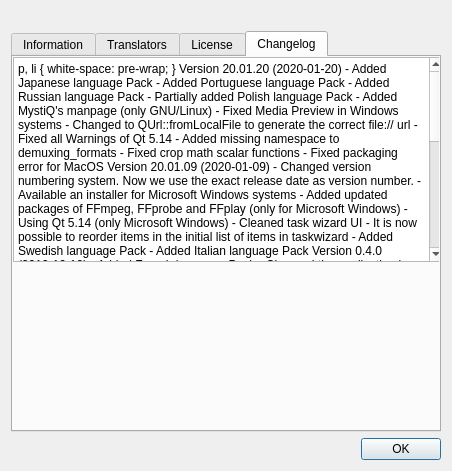
swl-x/MystiQ, file ui/aboutdialog.ui: the form before one commit.
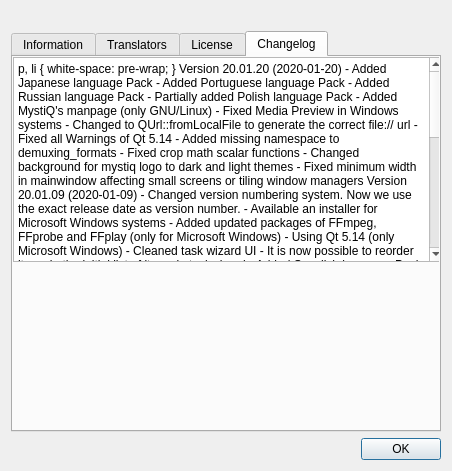
The form after the commit. The open tabs and pages were chosen to show the change. Icons and pictures are not drawn.

Commit message: Fixing background About logo. Fixing minimun width in mainwindow. Closed #35. Closed #34

Patch:
```diff
--- a/ui/aboutdialog.ui
+++ b/ui/aboutdialog.ui
@@ -271,7 +271,8 @@
 &lt;p style=&quot; margin-top:0px; margin-bottom:0px; margin-left:0px; margin-right:0px; -qt-block-indent:0; text-indent:0px;&quot;&gt;&lt;span style=&quot; font-family:'Fira Sans';&quot;&gt; - Fixed all Warnings of Qt 5.14&lt;/span&gt;&lt;/p&gt;
 &lt;p style=&quot; margin-top:0px; margin-bottom:0px; margin-left:0px; margin-right:0px; -qt-block-indent:0; text-indent:0px;&quot;&gt;&lt;span style=&quot; font-family:'Fira Sans';&quot;&gt; - Added missing namespace to demuxing_formats&lt;/span&gt;&lt;/p&gt;
 &lt;p style=&quot; margin-top:0px; margin-bottom:0px; margin-left:0px; margin-right:0px; -qt-block-indent:0; text-indent:0px;&quot;&gt;&lt;span style=&quot; font-family:'Fira Sans';&quot;&gt; - Fixed crop math scalar functions&lt;/span&gt;&lt;/p&gt;
-&lt;p style=&quot; margin-top:0px; margin-bottom:0px; margin-left:0px; margin-right:0px; -qt-block-indent:0; text-indent:0px;&quot;&gt;&lt;span style=&quot; font-family:'Fira Sans';&quot;&gt; - Fixed packaging error for MacOS&lt;/span&gt;&lt;/p&gt;
+&lt;p style=&quot; margin-top:0px; margin-bottom:0px; margin-left:0px; margin-right:0px; -qt-block-indent:0; text-indent:0px;&quot;&gt;&lt;span style=&quot; font-family:'Fira Sans';&quot;&gt; - Changed background for mystiq logo to dark and light themes&lt;/span&gt;&lt;/p&gt;
+&lt;p style=&quot; margin-top:0px; margin-bottom:0px; margin-left:0px; margin-right:0px; -qt-block-indent:0; text-indent:0px;&quot;&gt;&lt;span style=&quot; font-family:'Fira Sans';&quot;&gt; - Fixed minimum width in mainwindow affecting small screens or tiling window managers&lt;/span&gt;&lt;/p&gt;
 &lt;p style=&quot;-qt-paragraph-type:empty; margin-top:0px; margin-bottom:0px; margin-left:0px; margin-right:0px; -qt-block-indent:0; text-indent:0px; font-family:'Fira Sans';&quot;&gt;&lt;br /&gt;&lt;/p&gt;
 &lt;p style=&quot; margin-top:0px; margin-bottom:0px; margin-left:0px; margin-right:0px; -qt-block-indent:0; text-indent:0px;&quot;&gt;&lt;span style=&quot; font-family:'Fira Sans'; font-weight:600;&quot;&gt;Version 20.01.09 (2020-01-09)&lt;/span&gt;&lt;/p&gt;
 &lt;p style=&quot; margin-top:0px; margin-bottom:0px; margin-left:0px; margin-right:0px; -qt-block-indent:0; text-indent:0px;&quot;&gt;&lt;span style=&quot; font-family:'Fira Sans'; font-weight:600;&quot;&gt; &lt;/span&gt;&lt;span style=&quot; font-family:'Fira Sans';&quot;&gt;- Changed version numbering system. Now we use the exact release date as version number.&lt;/span&gt;&lt;/p&gt;
```
The commit also changes 3 other files.
